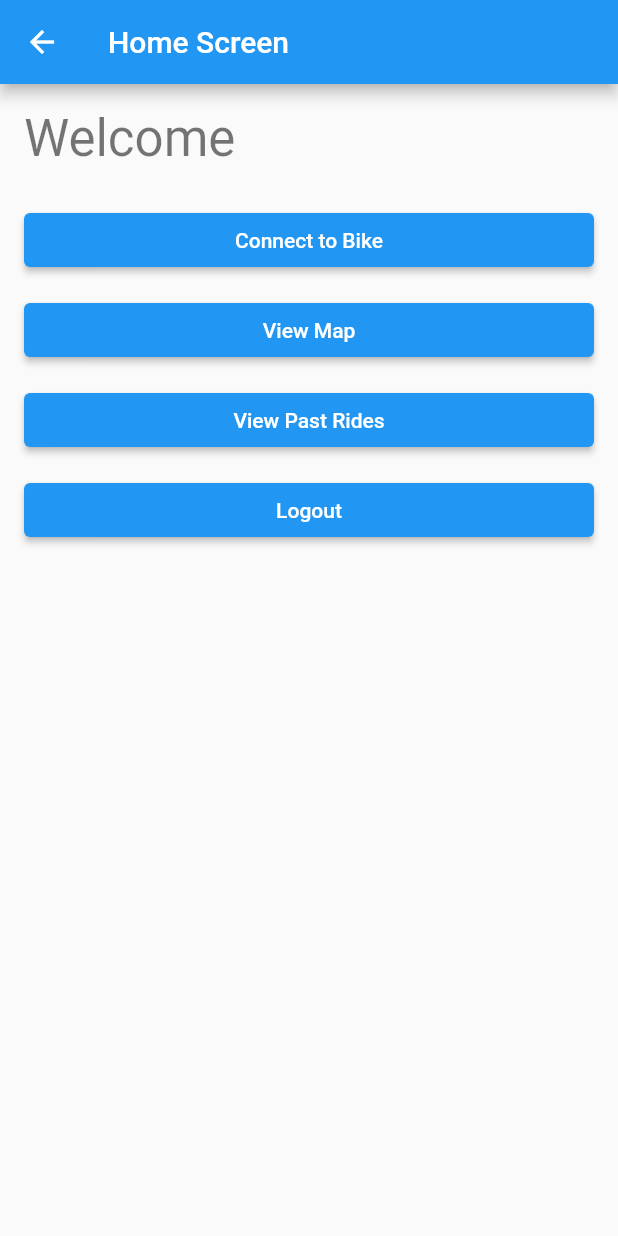
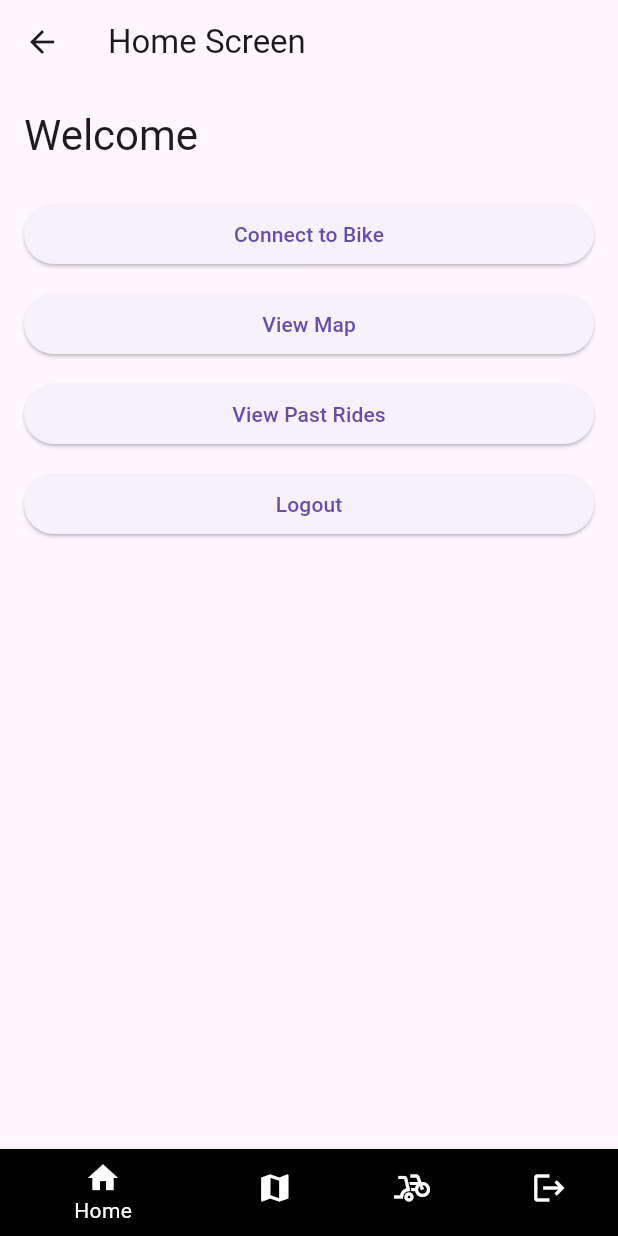
Before and after one commit to isaacxj/Skid-app, a Flutter app: the HomeScreen screen opened by its route, on a phone screen of 412 x 824 dp. Run offline on Flutter 3.47's test engine with Material 2 defaults, Android fonts, the phone set to English and light mode, and no system bars; our stand-ins replace cloud_firestore, firebase_auth, firebase_core, geolocator, google_maps_flutter, google_sign_in; missing offline and left inert: flutter_polyline_points, polyline; accounts and stored records are empty.

Commit message:
Front end cleanup for HOME

```diff
--- a/skid/lib/main.dart
+++ b/skid/lib/main.dart
@@ -30,13 +30,13 @@ Future<void> main() async {
   runApp(MyApp());
 }
 
-
 class MyApp extends StatelessWidget {
   @override
   Widget build(BuildContext context) {
     return MaterialApp(
       title: 'SKID App',
       theme: ThemeData(
+        useMaterial3: true,
         primarySwatch: Colors.blue,
       ),
       routes: {
--- a/skid/lib/screens/home_screen.dart
+++ b/skid/lib/screens/home_screen.dart
@@ -1,5 +1,6 @@
 import 'package:flutter/material.dart';
 import 'package:firebase_auth/firebase_auth.dart';
+import 'package:skid/screens/login_screen.dart';
 import 'package:skid/screens/map_view_screen.dart';
 import 'package:skid/services/authentication_service.dart';
 
@@ -21,6 +22,34 @@ class _HomeScreenState extends State<HomeScreen> {
     }
   }
 
+  int _currentIndex = 0;
+  final List<Widget> _pages = [
+    // Add the widgets for your pages here
+    Center(child: Text('Home')),
+    Center(child: Text('Map')),
+    Center(child: Text('Rides')),
+    Center(child: Text('Logout')),
+  ];
+  void _navigateToPage(int index) async {
+    Widget page;
+    switch (index) {
+      case 0:
+        page = HomeScreen();
+        break;
+      case 1:
+        page = MapViewScreen();
+        break;
+      default:
+        await _authService.signOut();
+        page = LoginScreen();
+    }
+    Navigator.pushAndRemoveUntil(
+      context,
+      MaterialPageRoute(builder: (context) => page),
+      (route) => false,
+    );
+  }
+
   @override
   Widget build(BuildContext context) {
     return Scaffold(
@@ -35,7 +64,7 @@ class _HomeScreenState extends State<HomeScreen> {
           children: [
             Text(
               'Welcome $_userName',
-              style: Theme.of(context).textTheme.headline4,
+              style: Theme.of(context).textTheme.headlineMedium,
             ),
             SizedBox(height: 24),
             ElevatedButton(
@@ -74,6 +103,40 @@ class _HomeScreenState extends State<HomeScreen> {
           ],
         ),
       ),
+      bottomNavigationBar: BottomNavigationBar(
+        currentIndex: _currentIndex,
+        onTap: (index) {
+          setState(() {
+            _currentIndex = index;
+          });
+          _navigateToPage(index);
+        },
+        items: const [
+          BottomNavigationBarItem(
+            icon: Icon(Icons.home),
+            label: 'Home',
+            backgroundColor: Colors.black,
+          ),
+          BottomNavigationBarItem(
+            icon: Icon(Icons.map),
+            label: 'Map',
+            backgroundColor: Colors.black,
+          ),
+          BottomNavigationBarItem(
+            icon: Icon(Icons.bike_scooter),
+            label: 'Rides',
+            backgroundColor: Colors.black,
+          ),
+          BottomNavigationBarItem(
+            icon: Icon(Icons.logout),
+            label: 'Logout',
+            backgroundColor: Colors.black,
+          ),
+        ],
+        // Set the background color
+        selectedItemColor: Colors.white, // Set the selected item color
+        unselectedItemColor: Colors.white,
+      ),
     );
   }
 }
```
